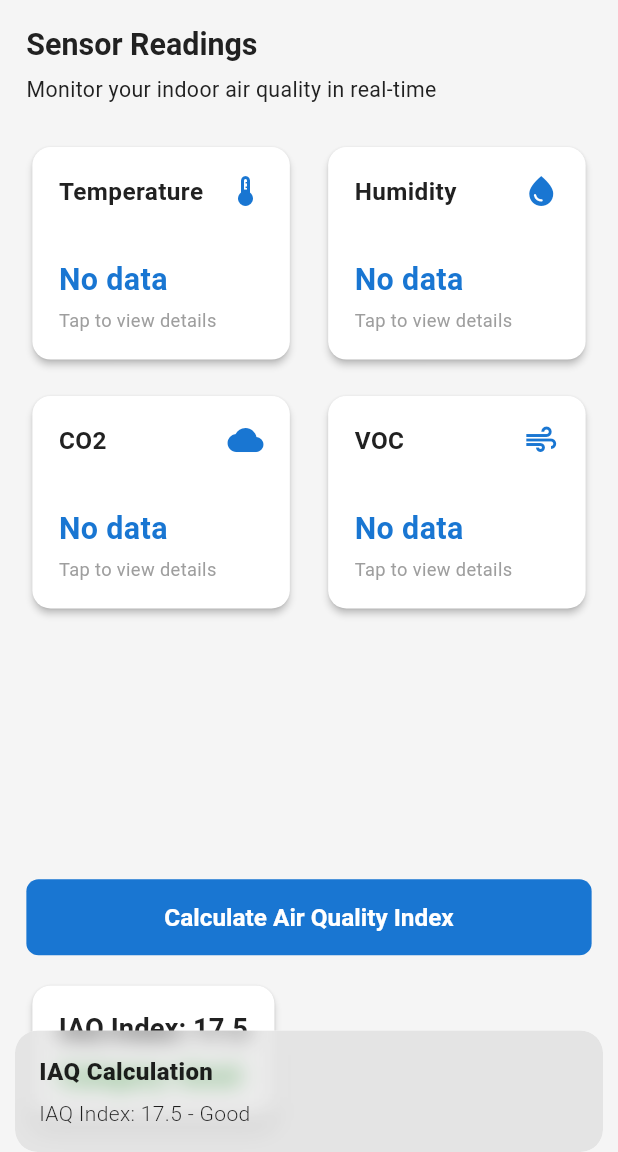
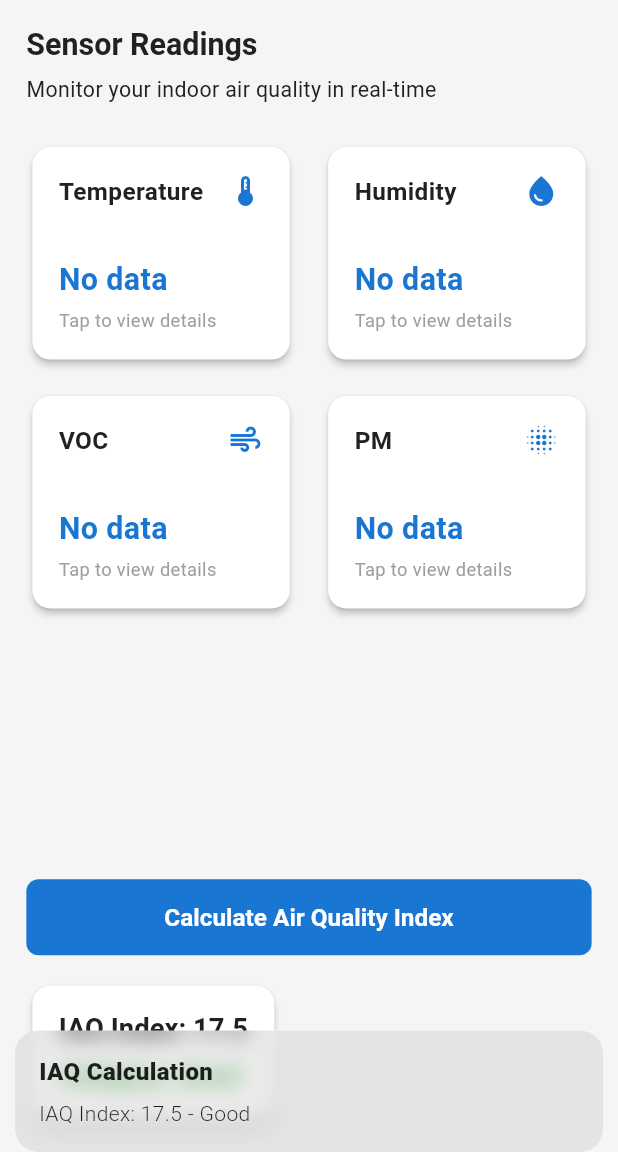
Before and after one commit to DarpanNeve/arklite, a Flutter app: the screen it shows once a user with an empty profile is signed in, after a tap on "Calculate Air Quality Index", on a phone screen of 412 x 824 dp, the part 84-1236 px from its top. Run offline on Flutter 3.47's test engine with Material 3 defaults, Android fonts, the phone set to English and light mode, and no system bars; our stand-ins replace cloud_firestore, firebase_auth, firebase_core, fl_chart, flutter_screenutil, get; accounts and stored records are empty; network calls fail.

Commit message:
parameters updated

```diff
--- a/lib/controllers/sensor_controller.dart
+++ b/lib/controllers/sensor_controller.dart
@@ -16,8 +16,8 @@ class SensorController extends GetxController {
   // Current sensor readings
   RxDouble temperature = 0.0.obs;
   RxDouble humidity = 0.0.obs;
-  RxDouble co2 = 0.0.obs;
   RxDouble voc = 0.0.obs;
+  RxDouble pm = 0.0.obs;
 
   // IAQ calculation result
   RxDouble iaqIndex = 0.0.obs;
@@ -44,16 +44,16 @@ class SensorController extends GetxController {
         icon: 'assets/icons/humidity.png',
       ),
       SensorModel(
-        id: 'co2',
-        name: 'CO2',
-        unit: 'ppm',
-        icon: 'assets/icons/co2.png',
-      ),
-      SensorModel(
         id: 'voc',
         name: 'VOC',
         unit: 'ppb',
         icon: 'assets/icons/voc.png',
+      ),
+      SensorModel(
+        id: 'pm',
+        name: 'PM',
+        unit: 'μg/m³',
+        icon: 'assets/icons/pm.png',
       ),
     ];
 
@@ -65,8 +65,8 @@ class SensorController extends GetxController {
       isLoading.value = true;
 
       // Replace with your ThingSpeak channel and API key
-      final String channelId = 'YOUR_CHANNEL_ID';
-      final String apiKey = 'YOUR_API_KEY';
+      final String channelId = '2885210';
+      final String apiKey = 'ZD6SM8ES78R0RG2W';
 
       final response = await http.get(
         Uri.parse('https://api.thingspeak.com/channels/$channelId/feeds.json?api_key=$apiKey&results=1'),
@@ -82,14 +82,14 @@ class SensorController extends GetxController {
           // Update sensor values (field1, field2, etc. depend on your ThingSpeak channel setup)
           temperature.value = double.parse(latestFeed['field1'] ?? '0');
           humidity.value = double.parse(latestFeed['field2'] ?? '0');
-          co2.value = double.parse(latestFeed['field3'] ?? '0');
-          voc.value = double.parse(latestFeed['field4'] ?? '0');
+          voc.value = double.parse(latestFeed['field3'] ?? '0');
+          pm.value = double.parse(latestFeed['field4'] ?? '0');
 
           // Update sensor models with current values
           sensors[0] = sensors[0].copyWith(currentValue: temperature.value);
           sensors[1] = sensors[1].copyWith(currentValue: humidity.value);
-          sensors[2] = sensors[2].copyWith(currentValue: co2.value);
-          sensors[3] = sensors[3].copyWith(currentValue: voc.value);
+          sensors[2] = sensors[2].copyWith(currentValue: voc.value);
+          sensors[3] = sensors[3].copyWith(currentValue: pm.value);
         }
       }
     } catch (e) {
@@ -107,11 +107,11 @@ class SensorController extends GetxController {
       // This is a simplified example
       double tempScore = calculateTemperatureScore(temperature.value);
       double humidityScore = calculateHumidityScore(humidity.value);
-      double co2Score = calculateCO2Score(co2.value);
       double vocScore = calculateVOCScore(voc.value);
+      double pmScore = calculatePMScore(pm.value);
 
       // Calculate overall IAQ index (weighted average)
-      double calculatedIndex = (tempScore * 0.25 + humidityScore * 0.25 + co2Score * 0.25 + vocScore * 0.25);
+      double calculatedIndex = (tempScore * 0.25 + humidityScore * 0.25 + vocScore * 0.25 + pmScore * 0.25);
       iaqIndex.value = double.parse(calculatedIndex.toStringAsFixed(2));
 
       // Determine IAQ category
@@ -165,15 +165,6 @@ class SensorController extends GetxController {
     return 10; // Less optimal
   }
 
-  double calculateCO2Score(double co2) {
-    // CO2 levels (ppm)
-    if (co2 < 800) return 25;
-    if (co2 < 1000) return 20;
-    if (co2 < 1500) return 15;
-    if (co2 < 2000) return 10;
-    return 5;
-  }
-
   double calculateVOCScore(double voc) {
     // VOC levels (ppb)
     if (voc < 200) return 25;
@@ -183,14 +174,23 @@ class SensorController extends GetxController {
     return 5;
   }
 
+  double calculatePMScore(double pm) {
+    // PM levels (μg/m³)
+    if (pm < 12) return 25;
+    if (pm < 35) return 20;
+    if (pm < 55) return 15;
+    if (pm < 150) return 10;
+    return 5;
+  }
+
   Future<void> saveIAQRecord() async {
     try {
       IAQRecord record = IAQRecord(
         timestamp: DateTime.now(),
         temperature: temperature.value,
         humidity: humidity.value,
-        co2: co2.value,
         voc: voc.value,
+        pm: pm.value,
         iaqIndex: iaqIndex.value,
         iaqCategory: iaqCategory.value,
       );
--- a/lib/models/sensor_model.dart
+++ b/lib/models/sensor_model.dart
@@ -18,8 +18,8 @@ class IAQRecord {
   final DateTime timestamp;
   final double temperature;
   final double humidity;
-  final double co2;
   final double voc;
+  final double pm;
   final double iaqIndex;
   final String iaqCategory;
 
@@ -27,8 +27,8 @@ class IAQRecord {
     required this.timestamp,
     required this.temperature,
     required this.humidity,
-    required this.co2,
     required this.voc,
+    required this.pm,
     required this.iaqIndex,
     required this.iaqCategory,
   });
@@ -38,8 +38,8 @@ class IAQRecord {
       'timestamp': timestamp,
       'temperature': temperature,
       'humidity': humidity,
-      'co2': co2,
       'voc': voc,
+      'pm': pm,
       'iaqIndex': iaqIndex,
       'iaqCategory': iaqCategory,
     };
@@ -50,8 +50,8 @@ class IAQRecord {
       timestamp: map['timestamp']?.toDate(),
       temperature: map['temperature'],
       humidity: map['humidity'],
-      co2: map['co2'],
       voc: map['voc'],
+      pm: map['pm'],
       iaqIndex: map['iaqIndex'],
       iaqCategory: map['iaqCategory'],
     );
--- a/lib/screens/history/history_screen.dart
+++ b/lib/screens/history/history_screen.dart
@@ -118,7 +118,7 @@ class HistoryScreen extends StatelessWidget {
 
                     final date = chartData[value.toInt()]['timestamp'] as DateTime;
                     return SideTitleWidget(
-                      meta: meta,
+                     meta: meta,
                       space: 8,
                       child: Text(
                         DateFormat('MM/dd').format(date),
@@ -245,7 +245,7 @@ class HistoryScreen extends StatelessWidget {
                   ),
                   SizedBox(height: 4.h),
                   Text(
-                    'CO2: ${record.co2.toStringAsFixed(1)} ppm | VOC: ${record.voc.toStringAsFixed(1)} ppb',
+                    'VOC: ${record.voc.toStringAsFixed(1)} ppb | PM: ${record.pm.toStringAsFixed(1)} μg/m³',
                   ),
                 ],
               ),
--- a/lib/screens/sensor/sensor_detail_screen.dart
+++ b/lib/screens/sensor/sensor_detail_screen.dart
@@ -150,7 +150,7 @@ class _SensorDetailScreenState extends State<SensorDetailScreen> {
                 interval: 1,
                 getTitlesWidget: (value, meta) {
                   return SideTitleWidget(
-                    meta: meta,
+                   meta: meta,
                     space: 8,
                     child: Text(
                       '${value.toInt()}m',
@@ -169,8 +169,8 @@ class _SensorDetailScreenState extends State<SensorDetailScreen> {
                 interval: _getChartInterval(),
                 getTitlesWidget: (value, meta) {
                   return SideTitleWidget(
+                    meta: meta,
                     space: 8,
-                    meta: meta,
                     child: Text(
                       value.toInt().toString(),
                       style: TextStyle(
@@ -225,10 +225,10 @@ class _SensorDetailScreenState extends State<SensorDetailScreen> {
         return Icons.thermostat;
       case 'humidity':
         return Icons.water_drop;
-      case 'co2':
-        return Icons.cloud;
       case 'voc':
         return Icons.air;
+      case 'pm':
+        return Icons.blur_on;
       default:
         return Icons.sensors;
     }
@@ -240,10 +240,10 @@ class _SensorDetailScreenState extends State<SensorDetailScreen> {
         return _sensorController.temperature.value;
       case 'humidity':
         return _sensorController.humidity.value;
-      case 'co2':
-        return _sensorController.co2.value;
       case 'voc':
         return _sensorController.voc.value;
+      case 'pm':
+        return _sensorController.pm.value;
       default:
         return 0.0;
     }
@@ -255,9 +255,9 @@ class _SensorDetailScreenState extends State<SensorDetailScreen> {
         return 15.0;
       case 'humidity':
         return 0.0;
-      case 'co2':
-        return 300.0;
       case 'voc':
+        return 0.0;
+      case 'pm':
         return 0.0;
       default:
         return 0.0;
@@ -270,10 +270,10 @@ class _SensorDetailScreenState extends State<SensorDetailScreen> {
         return 35.0;
       case 'humidity':
         return 100.0;
-      case 'co2':
-        return 2000.0;
       case 'voc':
         return 1000.0;
+      case 'pm':
+        return 300.0;
       default:
         return 100.0;
     }
@@ -285,10 +285,10 @@ class _SensorDetailScreenState extends State<SensorDetailScreen> {
         return 5.0;
       case 'humidity':
         return 20.0;
-      case 'co2':
-        return 500.0;
       case 'voc':
         return 200.0;
+      case 'pm':
+        return 50.0;
       default:
         return 20.0;
     }
--- a/lib/widgets/sensor_card.dart
+++ b/lib/widgets/sensor_card.dart
@@ -71,10 +71,10 @@ class SensorCard extends StatelessWidget {
         return Icons.thermostat;
       case 'humidity':
         return Icons.water_drop;
-      case 'co2':
-        return Icons.cloud;
       case 'voc':
         return Icons.air;
+      case 'pm':
+        return Icons.blur_on;
       default:
         return Icons.sensors;
     }
```
